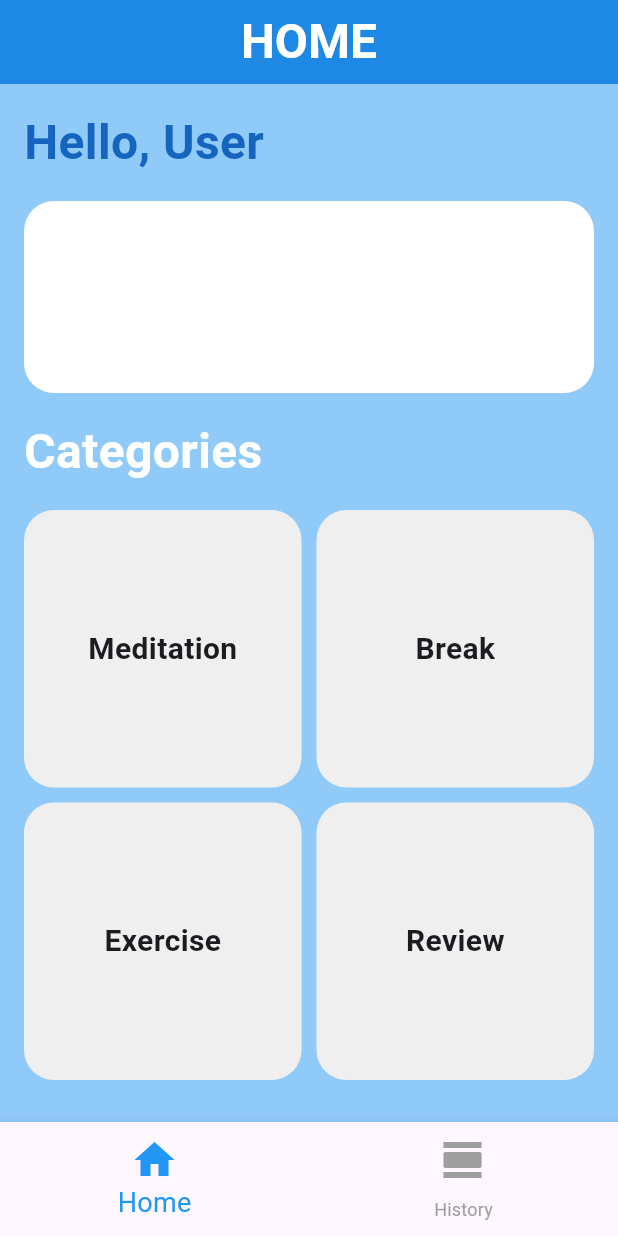
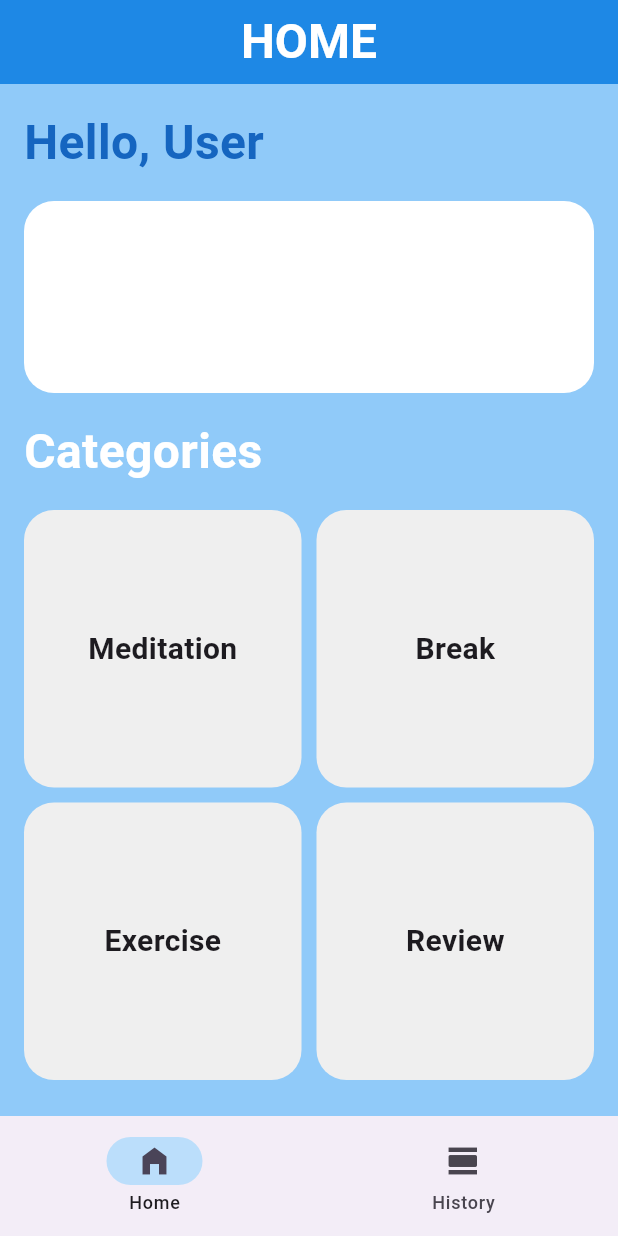
Before and after one commit to Nevsh/CPD-Projekt, a Flutter app: the screen it shows after launch, on a phone screen of 412 x 824 dp. Run offline on Flutter 3.47's test engine with Material 3 defaults, Android fonts, the phone set to English and light mode, and no system bars.

Commit message:
Adding/Refactoring
Adding:
- main_page.dart
- Model für Main-Page NavigationBar
- Navigieren zwischen Home- und History-Page
Refactoring:
- Klassennamen

```diff
--- a/lib/main.dart
+++ b/lib/main.dart
@@ -1,16 +1,19 @@
-import 'package:cpd_project/logic/meditation_timer.dart';
 import 'package:cpd_project/pages/break_page.dart';
 import 'package:cpd_project/pages/exercise_page.dart';
 import 'package:cpd_project/pages/history_page.dart';
 import 'package:cpd_project/pages/home_page.dart';
+import 'package:cpd_project/pages/main_page.dart';
 import 'package:cpd_project/pages/meditation_page.dart';
 import 'package:cpd_project/pages/review_page.dart';
 import 'package:flutter/material.dart';
 import 'package:provider/provider.dart';
 
+import 'models/home_navigation_bar.dart';
+import 'models/meditation_timer.dart';
+
 void main() {
   runApp(ChangeNotifierProvider(
-    create: (context) => DropdownButtonTimer(),
+    create: (context) => MeditationTimerModel(),
     child: const MyApp(),
   ));
 }
@@ -20,9 +23,14 @@ class MyApp extends StatelessWidget {
 
   @override
   Widget build(BuildContext context) {
-    return MaterialApp(
+    return MultiProvider(
+      providers: [
+        ChangeNotifierProvider(create: (context) => MeditationTimerModel()),
+        ChangeNotifierProvider(create: (context) => HomeNavigationBarModel()),
+      ],
+      child: MaterialApp(
         theme: ThemeData(scaffoldBackgroundColor: Colors.white),
-      home: const HomePage(),
+        home: const MainPage(),
         routes: {
           '/home_page': (context) => const HomePage(),
           '/meditation_page': (context) => const MeditationPage(),
@@ -31,6 +39,7 @@ class MyApp extends StatelessWidget {
           '/review_page': (context) => const ReviewPage(),
           '/history_page': (context) => const HistoryPage(),
         },
+      ),
     );
   }
 }
--- /dev/null
+++ b/lib/models/home_navigation_bar.dart
@@ -0,0 +1,11 @@
+import 'package:flutter/material.dart';
+
+class HomeNavigationBarModel extends ChangeNotifier {
+  int _currentPageIndex = 0;
+
+  int get currentPageIndex => _currentPageIndex;
+  set currentPageIndex(int index) {
+    _currentPageIndex = index;
+    notifyListeners();
+  }
+}
--- a/lib/logic/meditation_timer.dart
+++ b/lib/models/meditation_timer.dart
@@ -2,7 +2,7 @@ import 'dart:async';
 
 import 'package:flutter/material.dart';
 
-class DropdownButtonTimer extends ChangeNotifier {
+class MeditationTimerModel extends ChangeNotifier {
   int? _time;
   int _timeInSec = 1;
   int _maxTime = 1;
@@ -23,7 +23,7 @@ class DropdownButtonTimer extends ChangeNotifier {
   }
 
   void startTimer() {
-    _timer = Timer.periodic(const Duration(milliseconds: 50), (_) {
+    _timer = Timer.periodic(const Duration(seconds: 1), (_) {
       if (_timeInSec > 0) {
         _timeInSec--;
       } else {
--- a/lib/pages/history_page.dart
+++ b/lib/pages/history_page.dart
@@ -9,7 +9,7 @@ class HistoryPage extends StatelessWidget {
       backgroundColor: Colors.blue[200],
       appBar: AppBar(
         title: const Text(
-          'BREAK',
+          'HISTORY',
           style: TextStyle(
             fontSize: 32,
             fontWeight: FontWeight.bold,
--- a/lib/pages/home_page.dart
+++ b/lib/pages/home_page.dart
@@ -126,16 +126,6 @@ class HomePage extends StatelessWidget {
           ),
         ],
       ),
-      bottomNavigationBar: BottomNavigationBar(
-        iconSize: 32,
-        selectedItemColor: Colors.blue,
-        selectedFontSize: 18,
-        unselectedItemColor: Colors.grey,
-        items: const [
-          BottomNavigationBarItem(icon: Icon(Icons.home), label: 'Home'),
-          BottomNavigationBarItem(icon: Icon(Icons.view_day), label: 'History'),
-        ],
-      ),
     );
   }
 }
--- /dev/null
+++ b/lib/pages/main_page.dart
@@ -0,0 +1,33 @@
+import 'package:cpd_project/pages/history_page.dart';
+import 'package:flutter/material.dart';
+import 'package:provider/provider.dart';
+
+import '../models/home_navigation_bar.dart';
+import 'home_page.dart';
+
+class MainPage extends StatelessWidget {
+  const MainPage({super.key});
+
+  @override
+  Widget build(BuildContext context) {
+    return Consumer<HomeNavigationBarModel>(
+      builder: (context, value, child) => Scaffold(
+        body: [
+          const HomePage(),
+          const HistoryPage(),
+        ][value.currentPageIndex],
+        bottomNavigationBar: NavigationBar(
+          destinations: const [
+            NavigationDestination(icon: Icon(Icons.home_filled), label: 'Home'),
+            NavigationDestination(icon: Icon(Icons.view_day), label: 'History'),
+          ],
+          selectedIndex: value.currentPageIndex,
+          onDestinationSelected: (index) {
+            value.currentPageIndex = index;
+          },
+          indicatorColor: Colors.blue[100],
+        ),
+      ),
+    );
+  }
+}
--- a/lib/pages/meditation_page.dart
+++ b/lib/pages/meditation_page.dart
@@ -2,7 +2,7 @@ import 'package:cpd_project/widgets/meditation_timer_button.dart';
 import 'package:flutter/material.dart';
 import 'package:provider/provider.dart';
 
-import '../logic/meditation_timer.dart';
+import '../models/meditation_timer.dart';
 
 class MeditationPage extends StatelessWidget {
   const MeditationPage({super.key});
@@ -110,7 +110,7 @@ class MeditationPage extends StatelessWidget {
 
   @override
   Widget build(BuildContext context) {
-    return Consumer<DropdownButtonTimer>(
+    return Consumer<MeditationTimerModel>(
       builder: (context, value, child) => Scaffold(
         backgroundColor: Colors.teal[200],
         appBar: AppBar(
@@ -142,9 +142,10 @@ class MeditationPage extends StatelessWidget {
                     icon: const Icon(Icons.watch_later_outlined),
                     iconEnabledColor: Colors.teal[600],
                     style: const TextStyle(
-                        fontSize: 24,
-                        fontWeight: FontWeight.bold,
-                        color: Colors.black),
+                      fontSize: 24,
+                      fontWeight: FontWeight.bold,
+                      color: Colors.black,
+                    ),
                     // underline: Container(
                     //   height: 2,
                     //   color: Colors.black,
```
Lines whose indentation alone changed are shown as unchanged.
